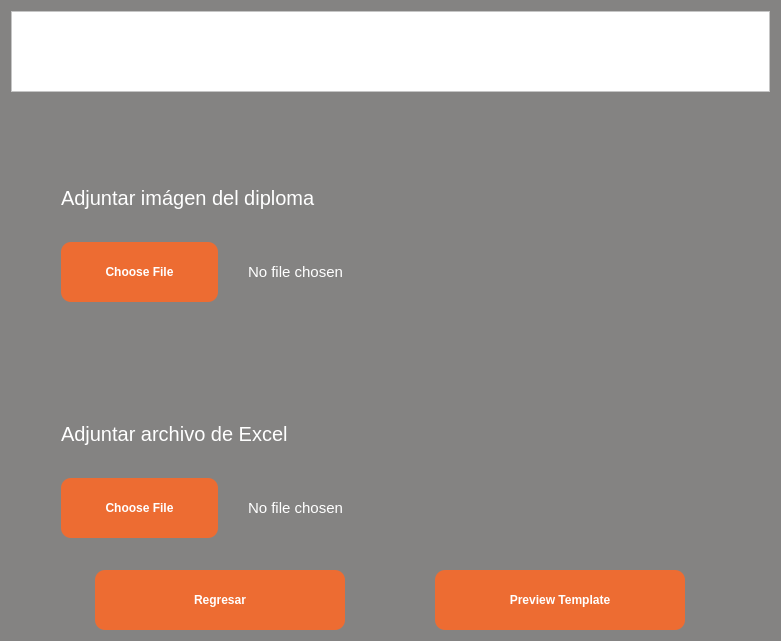
First picture: the form in FileUploadScreen.ui, repository RicarlOz/DiplomaGenerator, before the edit.
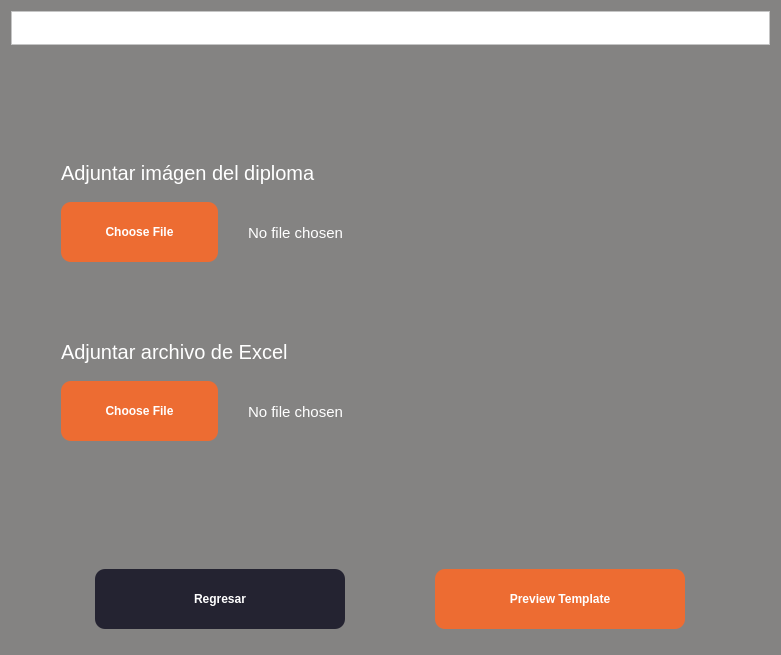
Second picture: the form after the edit. Icons and pictures are not drawn.

Commit message: Alignment & UI color changes to all screens

```diff
--- a/FileUploadScreen.ui
+++ b/FileUploadScreen.ui
@@ -10,7 +10,7 @@
     <x>0</x>
     <y>0</y>
     <width>781</width>
-    <height>641</height>
+    <height>655</height>
    </rect>
   </property>
   <property name="palette">
@@ -151,15 +151,6 @@
        </color>
       </brush>
      </colorrole>
-     <colorrole role="PlaceholderText">
-      <brush brushstyle="NoBrush">
-       <color alpha="128">
-        <red>255</red>
-        <green>255</green>
-        <blue>255</blue>
-       </color>
-      </brush>
-     </colorrole>
     </active>
     <inactive>
      <colorrole role="WindowText">
@@ -297,15 +288,6 @@
        </color>
       </brush>
      </colorrole>
-     <colorrole role="PlaceholderText">
-      <brush brushstyle="NoBrush">
-       <color alpha="128">
-        <red>255</red>
-        <green>255</green>
-        <blue>255</blue>
-       </color>
-      </brush>
-     </colorrole>
     </inactive>
     <disabled>
      <colorrole role="WindowText">
@@ -443,15 +425,6 @@
        </color>
       </brush>
      </colorrole>
-     <colorrole role="PlaceholderText">
-      <brush brushstyle="NoBrush">
-       <color alpha="128">
-        <red>255</red>
-        <green>255</green>
-        <blue>255</blue>
-       </color>
-      </brush>
-     </colorrole>
     </disabled>
    </palette>
   </property>
@@ -465,68 +438,24 @@
    <string notr="true">color: white;
 background-color: rgb(132, 131, 130);</string>
   </property>
-  <layout class="QGridLayout" name="gridLayout">
-   <item row="0" column="0">
-    <widget class="QFrame" name="frame">
-     <property name="maximumSize">
-      <size>
-       <width>16777215</width>
-       <height>81</height>
-      </size>
-     </property>
-     <property name="autoFillBackground">
-      <bool>false</bool>
-     </property>
-     <property name="styleSheet">
-      <string notr="true">background-color: rgb(255, 255, 255)
-</string>
-     </property>
-     <property name="frameShape">
-      <enum>QFrame::StyledPanel</enum>
-     </property>
-     <property name="frameShadow">
-      <enum>QFrame::Raised</enum>
-     </property>
-     <layout class="QGridLayout" name="gridLayout_2">
-      <item row="0" column="0">
-       <widget class="QLabel" name="lbLogo">
-        <property name="sizePolicy">
-         <sizepolicy hsizetype="Maximum" vsizetype="Preferred">
-          <horstretch>0</horstretch>
-          <verstretch>0</verstretch>
-         </sizepolicy>
-        </property>
-        <property name="autoFillBackground">
-         <bool>false</bool>
-        </property>
-        <property name="styleSheet">
-         <string notr="true"/>
-        </property>
-        <property name="text">
-         <string/>
-        </property>
-        <property name="pixmap">
-         <pixmap>csoftmty_logo.png</pixmap>
-        </property>
-        <property name="scaledContents">
-         <bool>false</bool>
-        </property>
-       </widget>
-      </item>
-     </layout>
-    </widget>
-   </item>
+  <layout class="QGridLayout" name="gridLayout" rowstretch="0,1,0" rowminimumheight="0,0,0">
+   <property name="bottomMargin">
+    <number>11</number>
+   </property>
    <item row="1" column="0">
     <layout class="QVBoxLayout" name="vlImg">
      <property name="leftMargin">
       <number>50</number>
      </property>
      <property name="topMargin">
-      <number>0</number>
+      <number>50</number>
      </property>
      <property name="rightMargin">
       <number>50</number>
      </property>
+     <property name="bottomMargin">
+      <number>100</number>
+     </property>
      <item>
       <widget class="QLabel" name="lbAttachImg">
        <property name="styleSheet">
@@ -613,15 +542,6 @@
               </color>
              </brush>
             </colorrole>
-            <colorrole role="PlaceholderText">
-             <brush brushstyle="NoBrush">
-              <color alpha="128">
-               <red>255</red>
-               <green>255</green>
-               <blue>255</blue>
-              </color>
-             </brush>
-            </colorrole>
            </active>
            <inactive>
             <colorrole role="WindowText">
@@ -678,15 +598,6 @@
               </color>
              </brush>
             </colorrole>
-            <colorrole role="PlaceholderText">
-             <brush brushstyle="NoBrush">
-              <color alpha="128">
-               <red>255</red>
-               <green>255</green>
-               <blue>255</blue>
-              </color>
-             </brush>
-            </colorrole>
            </inactive>
            <disabled>
             <colorrole role="WindowText">
@@ -743,15 +654,6 @@
               </color>
              </brush>
             </colorrole>
-            <colorrole role="PlaceholderText">
-             <brush brushstyle="NoBrush">
-              <color alpha="128">
-               <red>255</red>
-               <green>255</green>
-               <blue>255</blue>
-              </color>
-             </brush>
-            </colorrole>
            </disabled>
           </palette>
          </property>
@@ -859,6 +761,12 @@
    </item>
    <item row="2" column="0">
     <layout class="QHBoxLayout" name="hlButtons">
+     <property name="topMargin">
+      <number>10</number>
+     </property>
+     <property name="bottomMargin">
+      <number>15</number>
+     </property>
      <item>
       <widget class="QPushButton" name="btnGoBack">
        <property name="sizePolicy">
@@ -881,7 +789,7 @@
         </font>
        </property>
        <property name="styleSheet">
-        <string notr="true">background-color: rgb(237, 108, 50);
+        <string notr="true">background-color: #242331;
 border-radius: 10px</string>
        </property>
        <property name="text">
@@ -921,6 +829,65 @@
      </item>
     </layout>
    </item>
+   <item row="0" column="0">
+    <widget class="QFrame" name="frame">
+     <property name="enabled">
+      <bool>true</bool>
+     </property>
+     <property name="sizePolicy">
+      <sizepolicy hsizetype="Preferred" vsizetype="Fixed">
+       <horstretch>0</horstretch>
+       <verstretch>0</verstretch>
+      </sizepolicy>
+     </property>
+     <property name="maximumSize">
+      <size>
+       <width>16777215</width>
+       <height>81</height>
+      </size>
+     </property>
+     <property name="autoFillBackground">
+      <bool>false</bool>
+     </property>
+     <property name="styleSheet">
+      <string notr="true">background-color: rgb(255, 255, 255)
+</string>
+     </property>
+     <property name="frameShape">
+      <enum>QFrame::StyledPanel</enum>
+     </property>
+     <property name="frameShadow">
+      <enum>QFrame::Raised</enum>
+     </property>
+     <layout class="QGridLayout" name="gridLayout_2">
+      <item row="0" column="0">
+       <widget class="QLabel" name="lbLogo">
+        <property name="sizePolicy">
+         <sizepolicy hsizetype="Maximum" vsizetype="Preferred">
+          <horstretch>0</horstretch>
+          <verstretch>0</verstretch>
+         </sizepolicy>
+        </property>
+        <property name="autoFillBackground">
+         <bool>false</bool>
+        </property>
+        <property name="styleSheet">
+         <string notr="true"/>
+        </property>
+        <property name="text">
+         <string/>
+        </property>
+        <property name="pixmap">
+         <pixmap>csoftmty_logo.png</pixmap>
+        </property>
+        <property name="scaledContents">
+         <bool>false</bool>
+        </property>
+       </widget>
+      </item>
+     </layout>
+    </widget>
+   </item>
   </layout>
  </widget>
  <resources>
```
The commit also changes 4 other files.
